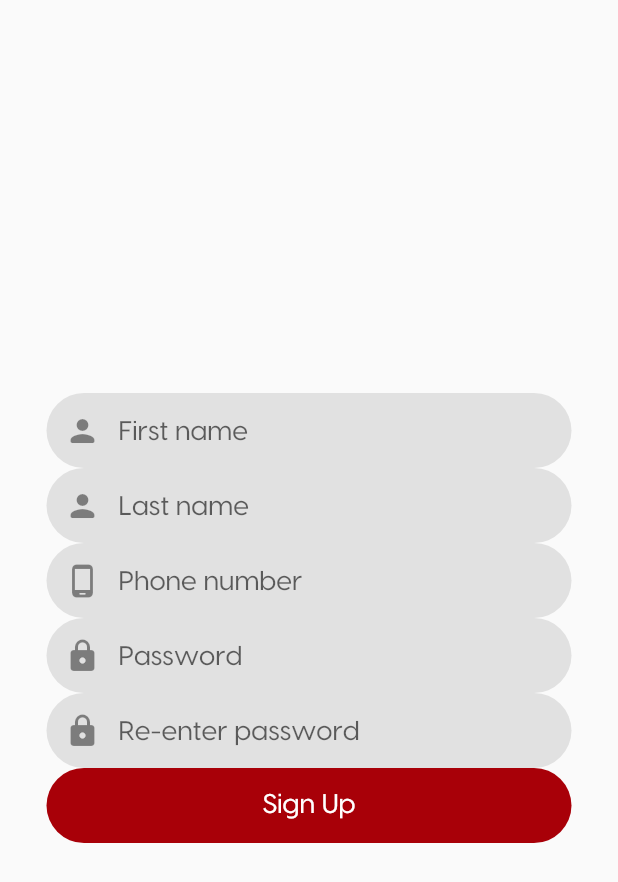
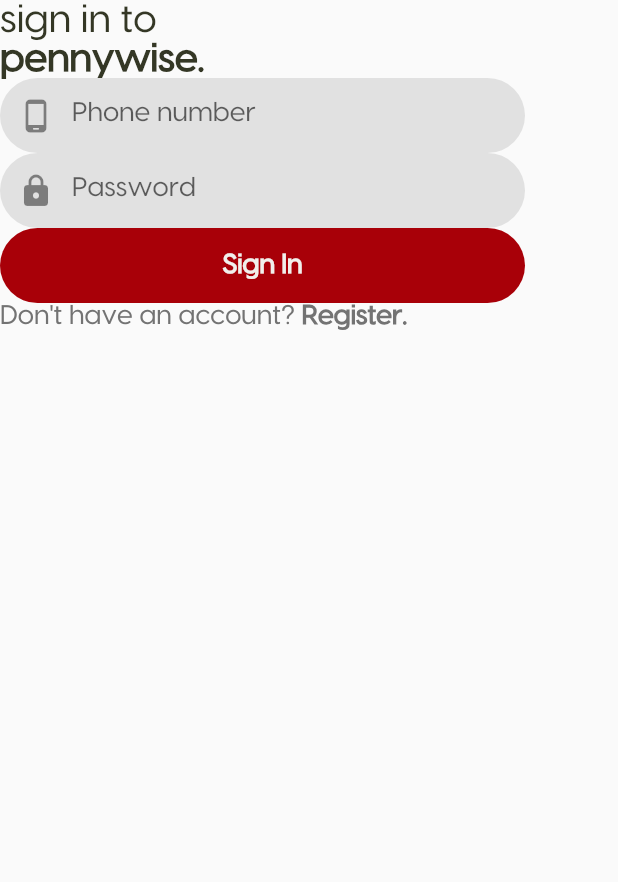
Before and after one commit to ledjoric/pennywise_app, a Flutter app: the screen it shows after launch, on a phone screen of 412 x 824 dp. Shown: the top 882 px of the screen. Run offline on Flutter 3.47's test engine with Material 2 defaults, Android fonts, the phone set to English and light mode, and no system bars; our stand-ins replace get.

Commit message:
Added login widgets and UI, lacks spacing

```diff
--- a/lib/app/app.dart
+++ b/lib/app/app.dart
@@ -1,5 +1,6 @@
 import 'package:flutter/material.dart';
 import 'package:get/get_navigation/get_navigation.dart';
+import 'package:pennywise_app/app/global/constants/colors.dart';
 import 'package:pennywise_app/app/routes/route_names.dart';
 import 'package:pennywise_app/app/routes/route_pages.dart';
 
@@ -12,9 +13,9 @@
       debugShowCheckedModeBanner: false,
       title: 'Flutter Demo',
       theme: ThemeData(
-        primarySwatch: Colors.blue,
+        primarySwatch: Colors.grey,
       ),
-      initialRoute: signUp,
+      initialRoute: logIn,
       getPages: AppPages.pages,
     );
   }
--- /dev/null
+++ b/lib/app/global/constants/fonts.dart
@@ -0,0 +1 @@
+const dynamic appFont = 'Visby';
--- a/lib/app/global/constants/styles.dart
+++ b/lib/app/global/constants/styles.dart
@@ -2,6 +2,7 @@
 
 import 'colors.dart';
 import 'dimensions.dart';
+import 'fonts.dart';
 
 const kFieldBorder = OutlineInputBorder(
   borderSide: BorderSide(color: transparent),
@@ -14,5 +15,38 @@
 
 const kFieldStyle = TextStyle(
   fontSize: fontSize,
-  fontFamily: 'Visby',
+  fontFamily: appFont,
 );
+
+const kButtonStyle = TextStyle(
+  fontSize: fontSize,
+  fontFamily: appFont,
+  color: primaryColor,
+  fontWeight: FontWeight.bold,
+);
+
+const kRegTextStyle = TextStyle(
+  fontSize: fontSize,
+  fontFamily: appFont,
+  color: greyDark,
+);
+
+const kBoldTextStyle = TextStyle(
+  fontSize: fontSize,
+  fontFamily: appFont,
+  color: greyDark,
+  fontWeight: FontWeight.bold,
+);
+
+const kRegHeaderStyle = TextStyle(
+  fontSize: 26,
+  color: secondaryColor,
+  fontFamily: appFont,
+);
+
+const kBoldHeaderStyle = TextStyle(
+  fontSize: 26,
+  color: secondaryColor,
+  fontWeight: FontWeight.bold,
+  fontFamily: appFont,
+);
--- a/lib/app/global/widgets/app_filledbutton.dart
+++ b/lib/app/global/widgets/app_filledbutton.dart
@@ -26,7 +26,7 @@
         onPressed: onPressed,
         child: Text(
           text,
-          style: kFieldStyle,
+          style: kButtonStyle,
         ),
       ),
     );
--- /dev/null
+++ b/lib/app/global/widgets/app_headertext.dart
@@ -0,0 +1,24 @@
+import 'package:flutter/material.dart';
+import 'package:pennywise_app/app/global/constants/styles.dart';
+
+class AppHeaderText extends StatelessWidget {
+  final String text;
+  final TextStyle? style;
+
+  const AppHeaderText({
+    Key? key,
+    required this.text,
+    this.style,
+  }) : super(key: key);
+
+  @override
+  Widget build(BuildContext context) {
+    return GestureDetector(
+      child: Text(
+        text,
+        textAlign: TextAlign.left,
+        style: style ?? kRegHeaderStyle,
+      ),
+    );
+  }
+}
--- /dev/null
+++ b/lib/app/global/widgets/app_regulartext.dart
@@ -0,0 +1,28 @@
+import 'package:flutter/material.dart';
+import 'package:pennywise_app/app/global/constants/styles.dart';
+
+class AppRegularText extends StatelessWidget {
+  final VoidCallback? onTap;
+  final Color color;
+  final String text;
+  final TextStyle? style;
+
+  const AppRegularText({
+    Key? key,
+    required this.text,
+    required this.color,
+    this.onTap,
+    this.style,
+  }) : super(key: key);
+
+  @override
+  Widget build(BuildContext context) {
+    return GestureDetector(
+      onTap: onTap,
+      child: Text(
+        text,
+        style: style ?? kRegTextStyle,
+      ),
+    );
+  }
+}
--- a/lib/app/global/widgets/app_textformfield.dart
+++ b/lib/app/global/widgets/app_textformfield.dart
@@ -6,14 +6,14 @@
 import '../constants/styles.dart';
 
 class AppTextFormField extends StatelessWidget {
-  final String label;
+  final String hint;
   final IconData icon;
   final TextEditingController controller;
   final bool? obscureText;
 
   const AppTextFormField({
     Key? key,
-    required this.label,
+    required this.hint,
     required this.icon,
     required this.controller,
     this.obscureText,
@@ -33,8 +33,8 @@
           border: kFieldBorder,
           focusedBorder: kFieldBorder,
           prefixIcon: Icon(icon),
-          label: Text(label),
-          labelStyle: kFieldStyle,
+          hintText: hint,
+          hintStyle: kFieldStyle,
           fillColor: greyLight,
         ),
       ),
--- a/lib/app/modules/login/login_view.dart
+++ b/lib/app/modules/login/login_view.dart
@@ -0,0 +1,75 @@
+import 'package:flutter/material.dart';
+import 'package:pennywise_app/app/global/constants/colors.dart';
+import 'package:pennywise_app/app/global/constants/styles.dart';
+import 'package:pennywise_app/app/global/widgets/app_filledbutton.dart';
+import 'package:pennywise_app/app/global/widgets/app_headertext.dart';
+import 'package:pennywise_app/app/global/widgets/app_regulartext.dart';
+import 'package:pennywise_app/app/global/widgets/app_textformfield.dart';
+
+class LoginView extends StatefulWidget {
+  const LoginView({Key? key}) : super(key: key);
+
+  @override
+  // ignore: library_private_types_in_public_api
+  _LoginViewState createState() => _LoginViewState();
+}
+
+class _LoginViewState extends State<LoginView> {
+  final phoneNumberController = TextEditingController();
+  final passwordController = TextEditingController();
+
+  @override
+  Widget build(BuildContext context) {
+    return Scaffold(
+      body: Column(
+        crossAxisAlignment: CrossAxisAlignment.start,
+        children: [
+          const AppHeaderText(
+            text: 'sign in to',
+          ),
+          const AppHeaderText(
+            text: 'pennywise.',
+            style: kBoldHeaderStyle,
+          ),
+          AppTextFormField(
+            hint: 'Phone number',
+            icon: Icons.phone_android_rounded,
+            controller: phoneNumberController,
+          ),
+          AppTextFormField(
+            hint: 'Password',
+            icon: Icons.lock_rounded,
+            controller: passwordController,
+            obscureText: true,
+          ),
+          AppFilledButton(
+            text: 'Sign In',
+            color: tertiaryColor,
+            onPressed: () {
+              //placeholder
+              debugPrint("Login");
+            },
+          ),
+          Row(
+            crossAxisAlignment: CrossAxisAlignment.start,
+            children: [
+              const AppRegularText(
+                text: 'Don\'t have an account?',
+                color: tertiaryColor,
+              ),
+              AppRegularText(
+                text: ' Register.',
+                color: tertiaryColor,
+                onTap: () {
+                  //placeholder
+                  debugPrint("Register");
+                },
+                style: kBoldTextStyle,
+              ),
+            ],
+          ),
+        ],
+      ),
+    );
+  }
+}
--- a/lib/app/modules/sign_up/sign_up_view.dart
+++ b/lib/app/modules/sign_up/sign_up_view.dart
@@ -26,28 +26,28 @@
           mainAxisAlignment: MainAxisAlignment.center,
           children: [
             AppTextFormField(
-              label: 'First name',
+              hint: 'First name',
               icon: Icons.person_rounded,
               controller: firstNameController,
             ),
             AppTextFormField(
-              label: 'Last name',
+              hint: 'Last name',
               icon: Icons.person_rounded,
               controller: lastNameController,
             ),
             AppTextFormField(
-              label: 'Phone number',
+              hint: 'Phone number',
               icon: Icons.phone_android_rounded,
               controller: phoneNumberController,
             ),
             AppTextFormField(
-              label: 'Password',
+              hint: 'Password',
               icon: Icons.lock_rounded,
               controller: passwordController,
               obscureText: true,
             ),
             AppTextFormField(
-              label: 'Re-enter password',
+              hint: 'Re-enter password',
               icon: Icons.lock_rounded,
               controller: confirmPWController,
               obscureText: true,
--- a/lib/app/routes/route_names.dart
+++ b/lib/app/routes/route_names.dart
@@ -1 +1,2 @@
 const String signUp = '/signUp';
+const String logIn = '/logIn';
--- a/lib/app/routes/route_pages.dart
+++ b/lib/app/routes/route_pages.dart
@@ -1,4 +1,5 @@
 import 'package:get/get.dart';
+import 'package:pennywise_app/app/modules/login/login_view.dart';
 import 'package:pennywise_app/app/modules/sign_up/sign_up_view.dart';
 import 'package:pennywise_app/app/routes/route_names.dart';
 
@@ -8,5 +9,9 @@
       name: signUp,
       page: () => const SignUpView(),
     ),
+    GetPage(
+      name: logIn,
+      page: () => const LoginView(),
+    ),
   ];
 }
```
Also changed, not shown: 1 other file.
